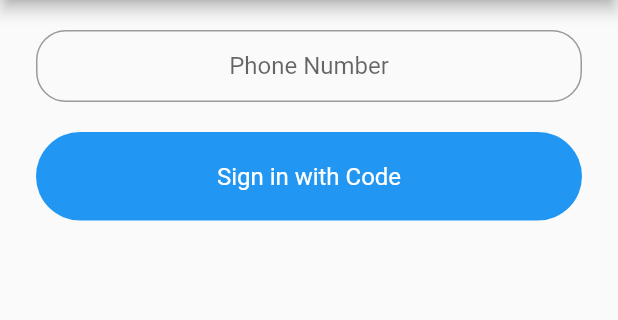
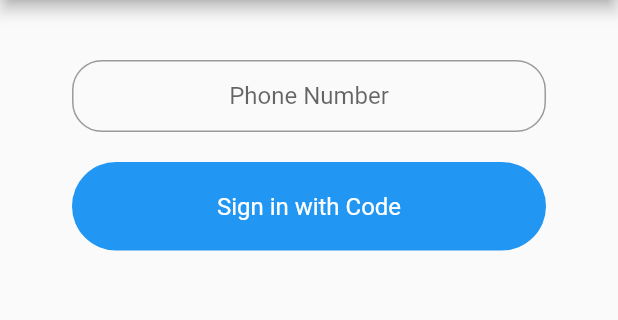
Before and after one commit to thomasolson14/boilerplate, a Flutter app: the screen it shows after launch, on a phone screen of 412 x 824 dp, the part 84-404 px from its top. Run offline on Flutter 3.47's test engine with Material 2 defaults, Android fonts, the phone set to English and light mode, and no system bars.

Commit message:
front end of signin completed. Just need to add firebase integration

```diff
--- a/lib/main.dart
+++ b/lib/main.dart
@@ -1,28 +1,37 @@
+import 'package:boilerplate/models/user.dart';
 import 'package:flutter/material.dart';
-import 'views/signin.dart';
-import 'views/verificationCode.dart';
+import 'views/signin/signin.dart';
+//import 'views/signin/verificationCode.dart';
 
-void main() => runApp(MyApp());
+void main() => runApp(App());
 
-class MyApp extends StatelessWidget {
+class App extends StatefulWidget {
   // This widget is the root of your application.
+  User user;
+  App({this.user});
+
+  @override
+  _AppState createState() => _AppState();
+}
+
+class _AppState extends State<App>{
   @override
   Widget build(BuildContext context) {
+    Widget screen;
+
+    if(this.widget.user == null){
+      screen = SignIn(verificationComplete: (User user) => {setState(()=>{this.widget.user = user})});
+    } else {
+      screen = Center(child: Text(this.widget.user.userID));
+    }
+
+
     return MaterialApp(
-      title: 'Flutter Demo',
+      title: 'Boilerplate',
       theme: ThemeData(
-        // This is the theme of your application.
-        //
-        // Try running your application with "flutter run". You'll see the
-        // application has a blue toolbar. Then, without quitting the app, try
-        // changing the primarySwatch below to Colors.green and then invoke
-        // "hot reload" (press "r" in the console where you ran "flutter run",
-        // or simply save your changes to "hot reload" in a Flutter IDE).
-        // Notice that the counter didn't reset back to zero; the application
-        // is not restarted.
         primarySwatch: Colors.blue,
       ),
-      home: SignIn(),
+      home: screen,
     );
   }
 }
--- /dev/null
+++ b/lib/models/user.dart
@@ -0,0 +1,6 @@
+class User {
+  final String userID;
+  final String token;
+
+  User({this.userID, this.token});
+}
--- a/lib/views/signin.dart
+++ /dev/null
@@ -1,45 +0,0 @@
-import 'package:boilerplate/widgets/widget.dart';
-import 'package:flutter/material.dart';
-import 'package:flutter/services.dart';
-
-class SignIn extends StatefulWidget {
-  @override
-  _SignInState createState() => _SignInState();
-}
-
-class _SignInState extends State<SignIn> {
-  @override
-  Widget build(BuildContext context) {
-    return Scaffold(
-      appBar: appBarMain(context),
-      body: SingleChildScrollView(
-        padding: EdgeInsets.symmetric(horizontal: 24, vertical: 20),
-        child: Column(
-          children: [
-            TextField(
-              textAlign: TextAlign.center,
-              decoration: InputDecoration(
-                contentPadding: EdgeInsets.all(12),
-                border: OutlineInputBorder(borderRadius: BorderRadius.circular(20)),
-                hintText: "Phone Number"),
-                inputFormatters:  [ LengthLimitingTextInputFormatter(10),
-                                    FilteringTextInputFormatter.allow(RegExp(r'[0-9]')),
-                                  ],
-              keyboardType: TextInputType.number,
-            ),
-            SizedBox(height:20),
-            Container(
-              width: MediaQuery.of(context).size.width,
-              alignment: Alignment.center,
-              padding: EdgeInsets.symmetric(vertical:20),
-              decoration: BoxDecoration(
-                color: Colors.blue,
-                borderRadius: BorderRadius.circular(30)           ),
-              child: Text("Sign in with Code", style: TextStyle(fontSize: 16, color: Colors.white)),
-            )
-          ]
-        ),
-      ),
-    );
-  }
-}
--- /dev/null
+++ b/lib/views/signin/inputPhone.dart
@@ -0,0 +1,63 @@
+import 'package:boilerplate/widgets/widget.dart';
+import 'package:flutter/material.dart';
+import 'package:flutter/services.dart';
+
+class InputPhone extends StatefulWidget {
+  final Function checkPhoneNumber;
+
+  InputPhone({this.checkPhoneNumber});
+  @override
+  _InputPhoneState createState() => _InputPhoneState();
+}
+
+class _InputPhoneState extends State<InputPhone> {
+  @override
+  Widget build(BuildContext context) {
+
+    TextEditingController phoneController = new TextEditingController();
+
+    return
+      Container(
+        padding: EdgeInsets.symmetric(horizontal: 24, vertical: 20),
+        child: Column(
+          children: [
+            TextField(
+              controller: phoneController,
+              textAlign: TextAlign.center,
+              decoration: InputDecoration(
+                contentPadding: EdgeInsets.all(12),
+                border: OutlineInputBorder(borderRadius: BorderRadius.circular(20)),
+                hintText: "Phone Number"),
+                inputFormatters:  [ LengthLimitingTextInputFormatter(10),
+                                    FilteringTextInputFormatter.allow(RegExp(r'[0-9]')),
+                                  ],
+              keyboardType: TextInputType.number,
+            ),
+            SizedBox(height:20),
+            InkWell(
+              onTap: (){
+                String p = phoneController.text;
+                if (p.length == 10 && RegExp(r'[0-9]').hasMatch(p)){
+                  this.widget.checkPhoneNumber(phoneController.text);
+                } else {
+                  print("invalid number");
+                  //show user its an error
+                }
+
+
+              },
+              child: Container(
+                width: MediaQuery.of(context).size.width,
+                alignment: Alignment.center,
+                padding: EdgeInsets.symmetric(vertical:20),
+                decoration: BoxDecoration(
+                  color: Colors.blue,
+                  borderRadius: BorderRadius.circular(30)           ),
+                child: Text("Sign in with Code", style: TextStyle(fontSize: 16, color: Colors.white))
+              )
+            )
+          ]
+        ),
+      );
+  }
+}
--- /dev/null
+++ b/lib/views/signin/signin.dart
@@ -0,0 +1,95 @@
+import 'package:boilerplate/views/signin/inputPhone.dart';
+import 'package:boilerplate/views/signin/verificationCode.dart';
+import 'package:boilerplate/widgets/widget.dart';
+import 'package:flutter/material.dart';
+import 'package:flutter/services.dart';
+import 'package:boilerplate/models/user.dart';
+
+enum Screen {
+  phone,
+  code,
+  loading
+}
+
+class SignIn extends StatefulWidget {
+  final Function verificationComplete;
+
+  SignIn({this.verificationComplete});
+
+  @override
+  _SignInState createState() => _SignInState();
+}
+
+class _SignInState extends State<SignIn> {
+
+  Screen screen = Screen.phone;
+  String phone;
+  int signinAttemptsCount = 0;
+  bool showError = false;
+
+  @override
+  Widget build(BuildContext context) {
+
+    Function checkPhoneNumber = (String p){
+      print(p);
+      //call firebase.
+      setState(() =>{phone = p});
+      setState(() =>{screen = Screen.loading});
+      print("Sending to Firebase");
+      //await response.
+      //if response is good
+      setState(() =>{screen = Screen.code});
+
+      print(screen);
+
+
+    };
+
+    Function checkCode = (String c){
+      setState(() =>{screen = Screen.loading});
+      //call firebase.
+      print("Sending to Firebase");
+
+      //if code is correct
+        //verificationComplete(user);
+        this.widget.verificationComplete(new User(userID: '123', token: 'token'));
+      //else
+        //show error
+        //this.widget.signinAttemptsCount++;
+
+
+    };
+
+    Function back = (){
+      print("back");
+      setState(() =>{phone = ""});
+      setState(() =>{signinAttemptsCount++});
+      //send cancelation to firebase.
+      setState(() =>{screen = Screen.phone});
+    };
+
+    Widget getScreen(screen) {
+      switch(screen) {
+        case Screen.phone:
+          return InputPhone(checkPhoneNumber: checkPhoneNumber);
+          break;
+        case Screen.code:
+          return VerificationCode(checkCode: checkCode, back: back);
+          break;
+        case Screen.loading:
+          return Container(child: Text("loading"));
+          break;
+        default:
+           return Container();
+      }
+    }
+
+    return Scaffold(
+      appBar: appBarMain(context),
+      body: SingleChildScrollView(
+        padding: EdgeInsets.symmetric(horizontal: 24, vertical: 20),
+        child: getScreen(screen),
+      ),
+    );
+  }
+}
--- a/pubspec.yaml
+++ b/pubspec.yaml
@@ -28,6 +28,9 @@ dependencies:
   # The following adds the Cupertino Icons font to your application.
   # Use with the CupertinoIcons class for iOS style icons.
   cupertino_icons: ^1.0.0
+
+  #firebase
+  firebase_auth: ^0.20.0+1
 
 dev_dependencies:
   flutter_test:
```
Also changed, not shown: lib/services/auth.dart (added, +15 -0 lines), lib/views/signin/verificationCode.dart (added, +72 -0 lines), lib/views/verificationCode.dart (deleted, +0 -56 lines), pubspec.lock, 4 other files.
